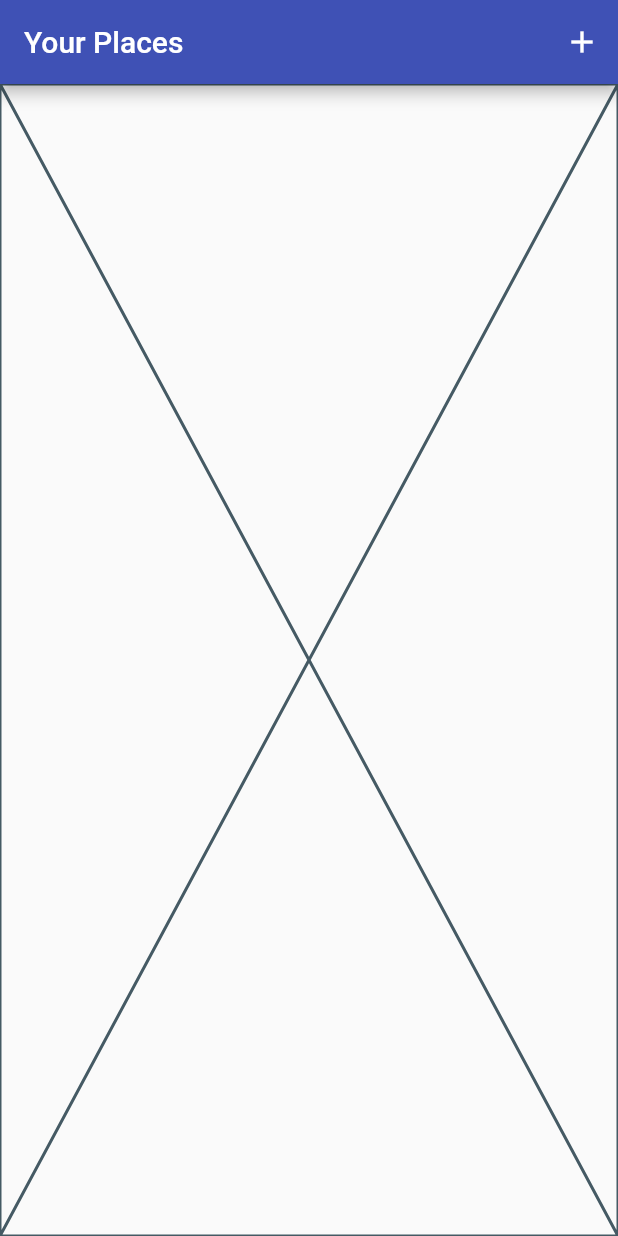
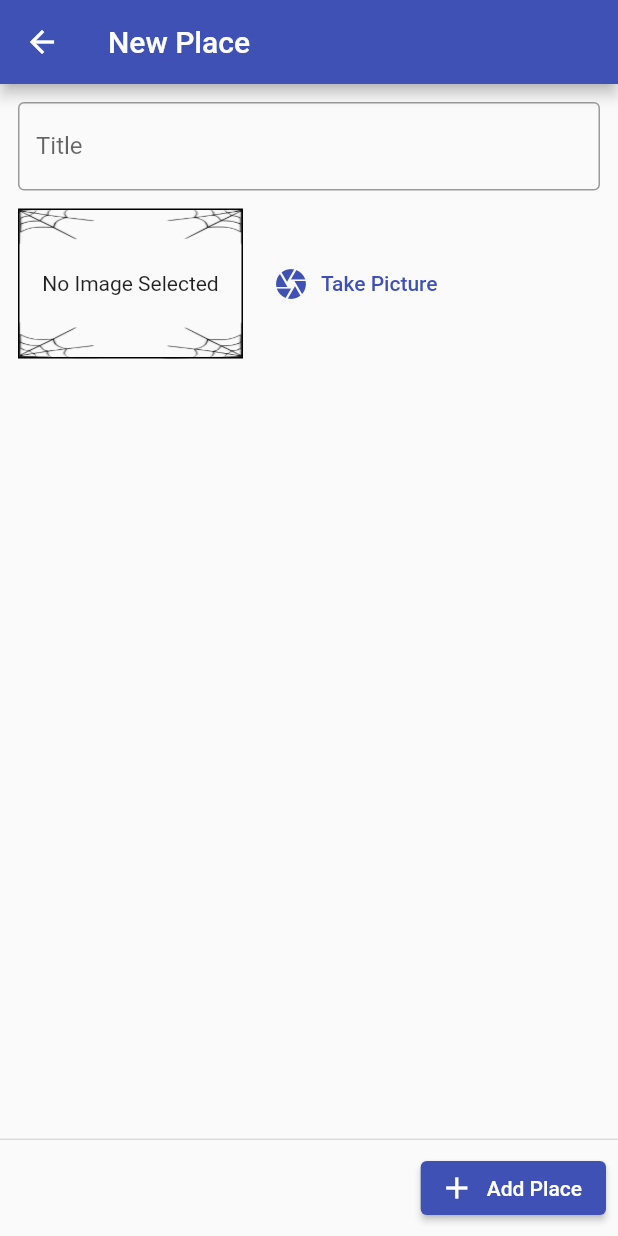
Before and after one commit to daviditco4/great-places-app, a Flutter app: the screen it shows after launch, after a tap on the "add" icon, on a phone screen of 412 x 824 dp. Run offline on Flutter 3.47's test engine with Material 2 defaults, Android fonts, the phone set to English and light mode, and no system bars.

Commit message:
Add the new place page without logic and location picker

```diff
--- a/lib/main.dart
+++ b/lib/main.dart
@@ -1,5 +1,8 @@
 import 'package:flutter/material.dart';
+import 'package:provider/provider.dart';
 
+import 'models/places.dart';
+import 'pages/add/add_place_page.dart';
 import 'pages/view/places_overview_page.dart';
 
 void main() => runApp(MyApp());
@@ -7,14 +10,17 @@ void main() => runApp(MyApp());
 class MyApp extends StatelessWidget {
   @override
   Widget build(BuildContext context) {
-    return MaterialApp(
-      title: 'Great Places App',
-      theme: ThemeData(
-        primarySwatch: Colors.indigo,
-        accentColor: Colors.amberAccent,
+    return ChangeNotifierProvider(
+      create: (_) => Places(),
+      child: MaterialApp(
+        title: 'Great Places App',
+        theme: ThemeData(
+          primarySwatch: Colors.indigo,
+          accentColor: Colors.amberAccent,
+        ),
+        home: PlacesOverviewPage(),
+        routes: {AddPlacePage.routeName: (_) => AddPlacePage()},
       ),
-      home: PlacesOverviewPage(),
-      routes: {},
     );
   }
 }
--- a/lib/pages/add/add_place_page.dart
+++ b/lib/pages/add/add_place_page.dart
@@ -0,0 +1,50 @@
+import 'package:flutter/material.dart';
+
+import '../../widgets/other/image_picker.dart';
+
+class AddPlacePage extends StatefulWidget {
+  static const routeName = 'add-place';
+  @override
+  _AddPlacePageState createState() => _AddPlacePageState();
+}
+
+class _AddPlacePageState extends State<AddPlacePage> {
+  final _titleController = TextEditingController();
+
+  @override
+  Widget build(BuildContext context) {
+    const paddingValue = 12.0;
+    const verticalSpace = SizedBox(height: paddingValue);
+
+    return Scaffold(
+      appBar: AppBar(title: const Text('New Place')),
+      body: SingleChildScrollView(
+        child: Padding(
+          padding: const EdgeInsets.all(paddingValue),
+          child: Column(
+            crossAxisAlignment: CrossAxisAlignment.stretch,
+            children: [
+              TextField(
+                controller: _titleController,
+                decoration: const InputDecoration(
+                  labelText: 'Title',
+                  border: OutlineInputBorder(),
+                ),
+              ),
+              verticalSpace,
+              const ImagePicker(paddingValue: paddingValue),
+              verticalSpace,
+            ],
+          ),
+        ),
+      ),
+      persistentFooterButtons: [
+        ElevatedButton.icon(
+          icon: const Icon(Icons.add),
+          label: const Text('Add Place'),
+          onPressed: () {},
+        ),
+      ],
+    );
+  }
+}
--- a/lib/pages/view/places_overview_page.dart
+++ b/lib/pages/view/places_overview_page.dart
@@ -1,4 +1,6 @@
 import 'package:flutter/material.dart';
+
+import '../add/add_place_page.dart';
 
 class PlacesOverviewPage extends StatelessWidget {
   @override
@@ -6,7 +8,14 @@ class PlacesOverviewPage extends StatelessWidget {
     return Scaffold(
       appBar: AppBar(
         title: const Text('Your Places'),
-        actions: [IconButton(icon: const Icon(Icons.add), onPressed: () {})],
+        actions: [
+          IconButton(
+            icon: const Icon(Icons.add),
+            onPressed: () {
+              Navigator.of(context).pushNamed(AddPlacePage.routeName);
+            },
+          ),
+        ],
       ),
       body: const Placeholder(),
     );
--- /dev/null
+++ b/lib/widgets/other/image_picker.dart
@@ -0,0 +1,50 @@
+import 'dart:io';
+
+import 'package:flutter/material.dart';
+
+class ImagePicker extends StatefulWidget {
+  const ImagePicker({required this.paddingValue});
+  final double paddingValue;
+  @override
+  _ImagePickerState createState() => _ImagePickerState();
+}
+
+class _ImagePickerState extends State<ImagePicker> {
+  File? _img;
+
+  @override
+  Widget build(BuildContext context) {
+    return Row(
+      children: [
+        SizedBox(
+          width: 150.0,
+          height: 100.0,
+          child: Center(
+            child: Container(
+              decoration: BoxDecoration(
+                border: Border.all(),
+                image: const DecorationImage(
+                  image: AssetImage(
+                    'assets/images/image_picker_placeholder.png',
+                  ),
+                  fit: BoxFit.fill,
+                ),
+              ),
+              alignment: _img != null ? null : Alignment.center,
+              child: _img == null
+                  ? const Text('No Image Selected', textAlign: TextAlign.center)
+                  : Image.file(_img!,
+                      width: double.infinity, fit: BoxFit.contain),
+            ),
+          ),
+        ),
+        SizedBox(width: widget.paddingValue),
+        TextButton.icon(
+          icon: const Icon(Icons.camera),
+          label: const Text('Take Picture'),
+          onPressed: () {},
+        ),
+      ],
+    );
+  }
+}
```
